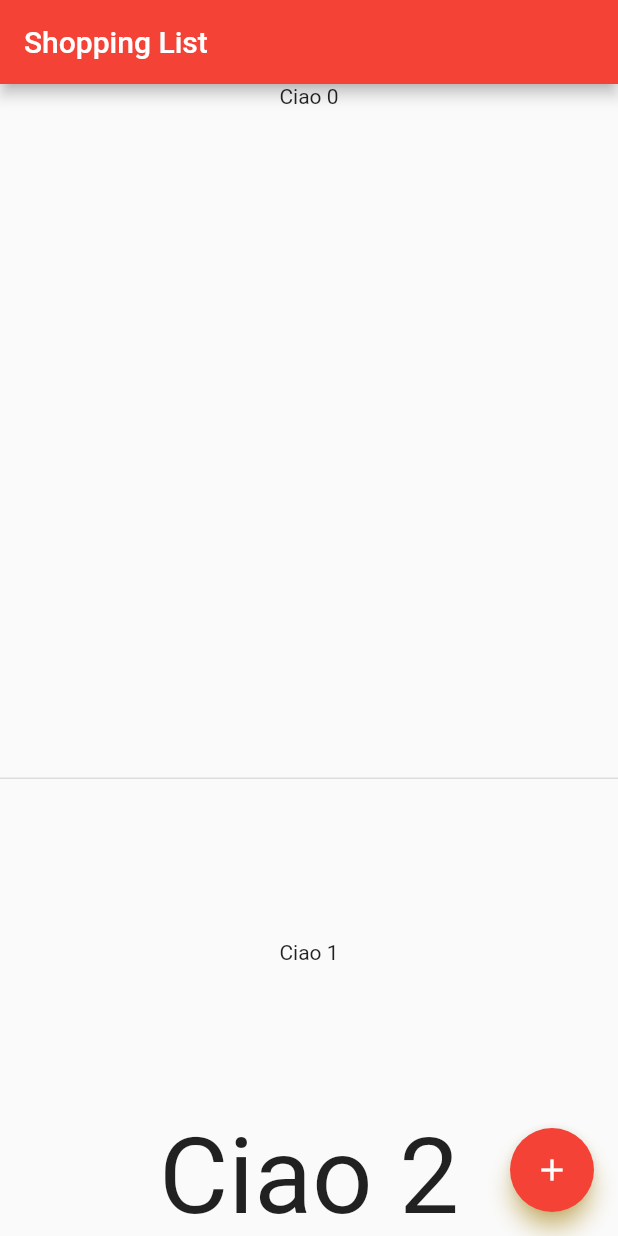
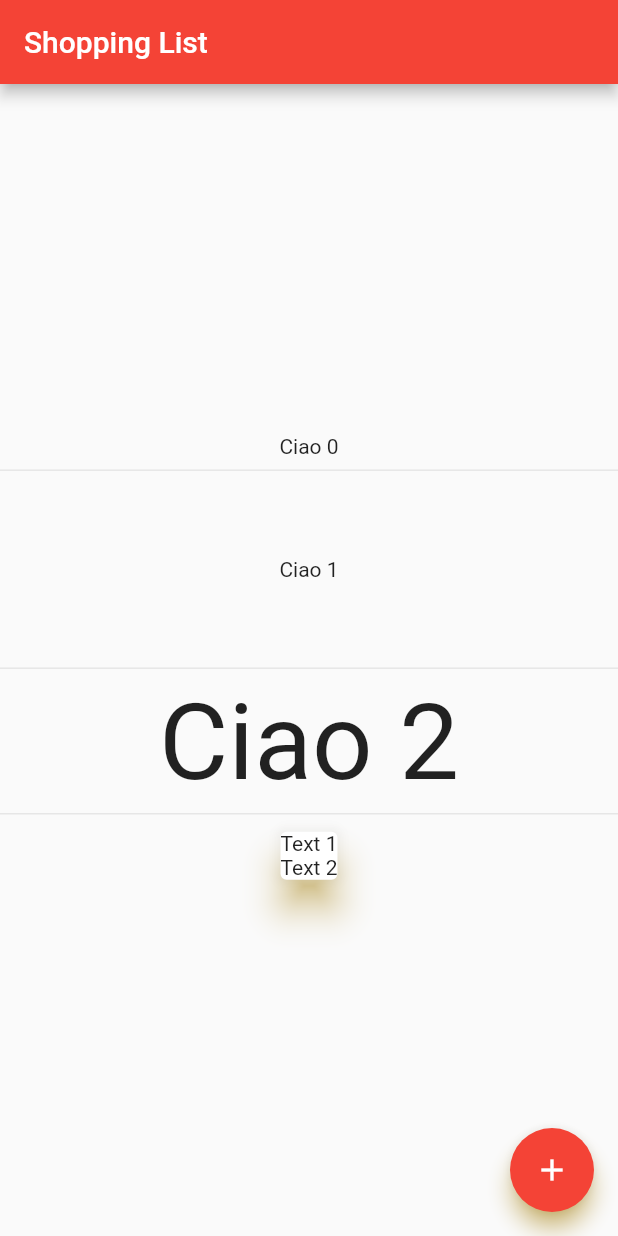
Before and after one commit to AndreaPrati98/super-journey, a Flutter app: the screen it shows after launch, on a phone screen of 412 x 824 dp. Run offline on Flutter 3.47's test engine with Material 2 defaults, Android fonts, the phone set to English and light mode, and no system bars.

Commit message:
added a Card widget

```diff
--- a/sbrigaty/lib/main.dart
+++ b/sbrigaty/lib/main.dart
@@ -72,19 +72,28 @@ class _MyHomePageState extends State<MyHomePage> {
         child: Column(
           mainAxisAlignment: MainAxisAlignment.center,
           children: [
-            Expanded(child: Text("Ciao $_counter")),
-            Divider(
-              thickness: 1,
-            ),
+            Text("Ciao $_counter"),
+            Divider(),
             Padding(
               child: Text("Ciao ${++_counter}"),
-              padding: EdgeInsets.all(100),
+              padding: EdgeInsets.all(50),
             ),
+            Divider(),
             ConstrainedBox(
               constraints: BoxConstraints(minWidth: 200),
               child: FittedBox(
                 fit: BoxFit.fill,
                 child: Text("Ciao ${++_counter}"),
+              ),
+            ),
+            Divider(),
+            Card(
+              elevation: 10.0,
+              child: Column(
+                children: [
+                  Text("Text 1"),
+                  Text("Text 2"),
+                ],
               ),
             ),
           ],
```
